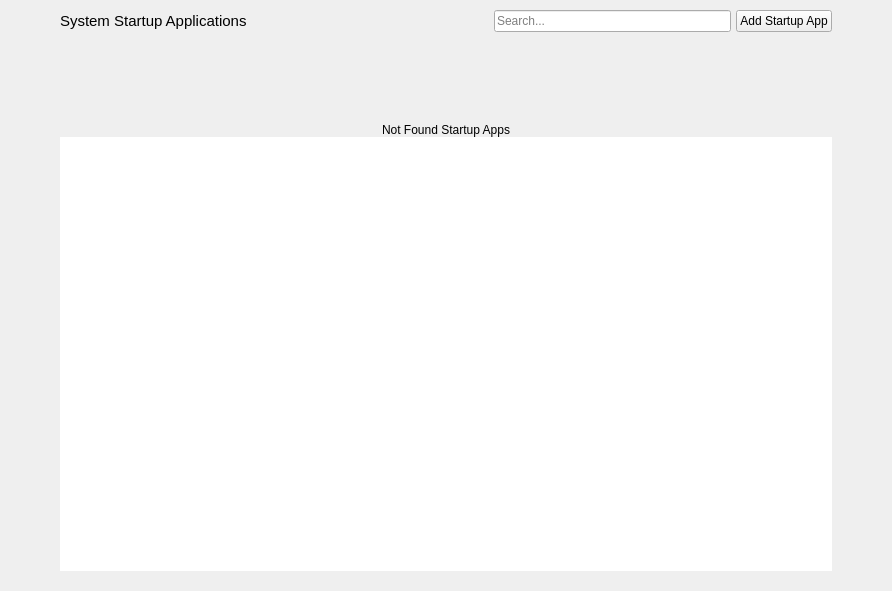
First picture: the form in shared/nexis/Pages/StartupApps/startup_apps_page.ui, repository s4solutionsllc/Nexis, before the edit.
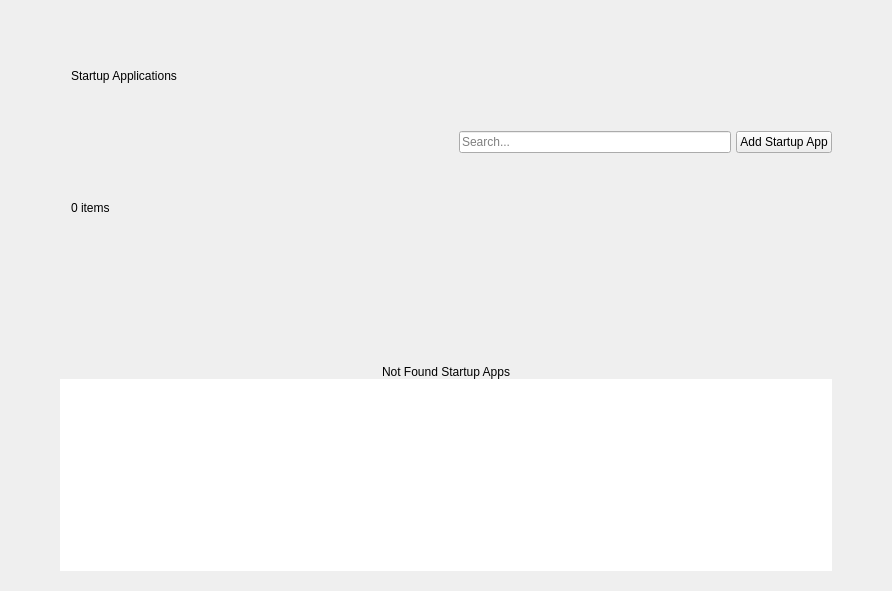
Second picture: the form after the edit.

Commit message: feat(ux): Startup Apps page — elevated card, section header, flat rows (NEX Phase-2, SSO-13738)

Patch:
```diff
--- a/shared/nexis/Pages/StartupApps/startup_apps_page.ui
+++ b/shared/nexis/Pages/StartupApps/startup_apps_page.ui
@@ -105,22 +105,85 @@
        </widget>
       </item>
       <item row="0" column="0" alignment="Qt::AlignLeft">
-       <widget class="QLabel" name="lblStartupAppsTitle">
-        <property name="font">
-         <font>
-          <pointsize>11</pointsize>
-          <italic>false</italic>
-         </font>
-        </property>
-        <property name="accessibleName">
-         <string/>
-        </property>
-        <property name="styleSheet">
-         <string notr="true"/>
-        </property>
-        <property name="text">
-         <string notr="true">System Startup Applications</string>
-        </property>
+       <widget class="QWidget" name="sectionHeaderRow" native="true">
+        <layout class="QHBoxLayout" name="sectionHeaderRowLayout">
+         <property name="leftMargin">
+          <number>0</number>
+         </property>
+         <property name="topMargin">
+          <number>0</number>
+         </property>
+         <property name="rightMargin">
+          <number>0</number>
+         </property>
+         <property name="bottomMargin">
+          <number>0</number>
+         </property>
+         <property name="spacing">
+          <number>8</number>
+         </property>
+         <item>
+          <widget class="QFrame" name="sectionHeaderAccent">
+           <property name="sizePolicy">
+            <sizepolicy hsizetype="Fixed" vsizetype="Expanding">
+             <horstretch>0</horstretch>
+             <verstretch>0</verstretch>
+            </sizepolicy>
+           </property>
+           <property name="minimumSize">
+            <size>
+             <width>3</width>
+             <height>26</height>
+            </size>
+           </property>
+           <property name="maximumSize">
+            <size>
+             <width>3</width>
+             <height>16777215</height>
+            </size>
+           </property>
+           <property name="frameShape">
+            <enum>QFrame::NoFrame</enum>
+           </property>
+           <property name="accentToken" stdset="0">
+            <string notr="true">accent</string>
+           </property>
+          </widget>
+         </item>
+         <item>
+          <layout class="QVBoxLayout" name="sectionHeaderTextCol">
+           <property name="leftMargin">
+            <number>0</number>
+           </property>
+           <property name="topMargin">
+            <number>0</number>
+           </property>
+           <property name="rightMargin">
+            <number>0</number>
+           </property>
+           <property name="bottomMargin">
+            <number>0</number>
+           </property>
+           <property name="spacing">
+            <number>0</number>
+           </property>
+           <item>
+            <widget class="QLabel" name="sectionHeaderTitle">
+             <property name="text">
+              <string notr="true">Startup Applications</string>
+             </property>
+            </widget>
+           </item>
+           <item>
+            <widget class="QLabel" name="sectionHeaderSource">
+             <property name="text">
+              <string notr="true">0 items</string>
+             </property>
+            </widget>
+           </item>
+          </layout>
+         </item>
+        </layout>
        </widget>
       </item>
       <item row="1" column="0" colspan="4">
@@ -217,7 +280,7 @@
             <enum>QListView::SinglePass</enum>
            </property>
            <property name="spacing">
-            <number>5</number>
+            <number>0</number>
            </property>
            <property name="uniformItemSizes">
             <bool>false</bool>
```
Left out of the diff: 5 changed lines with no effect on the pictures. The commit also changes 6 other files.
